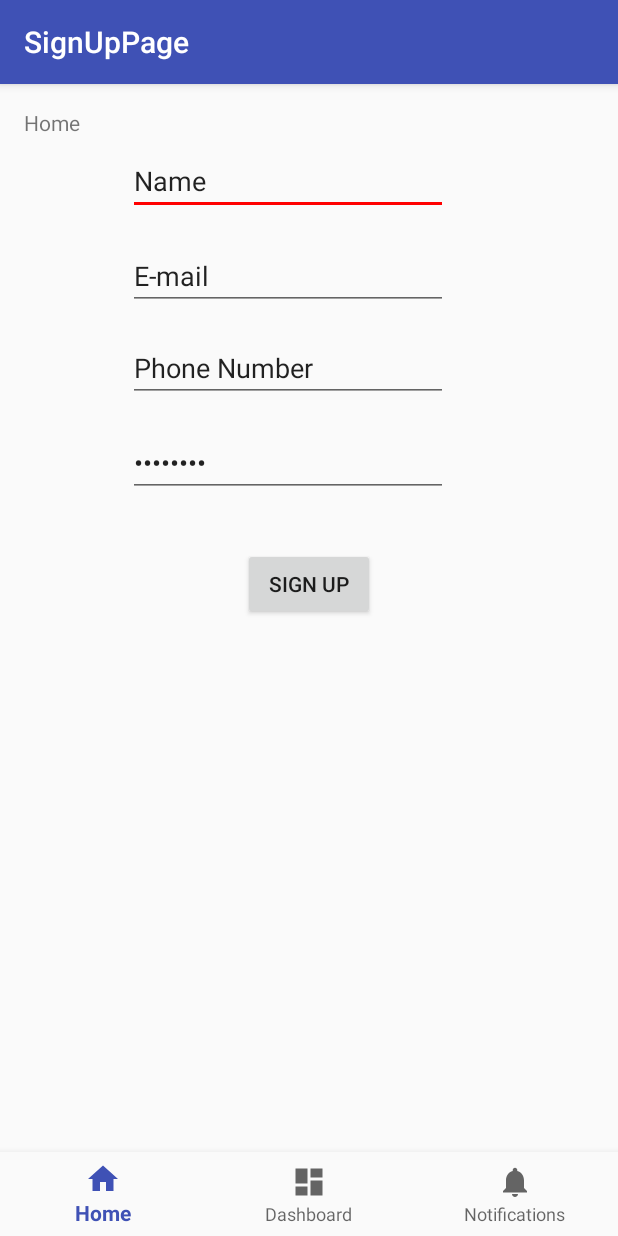
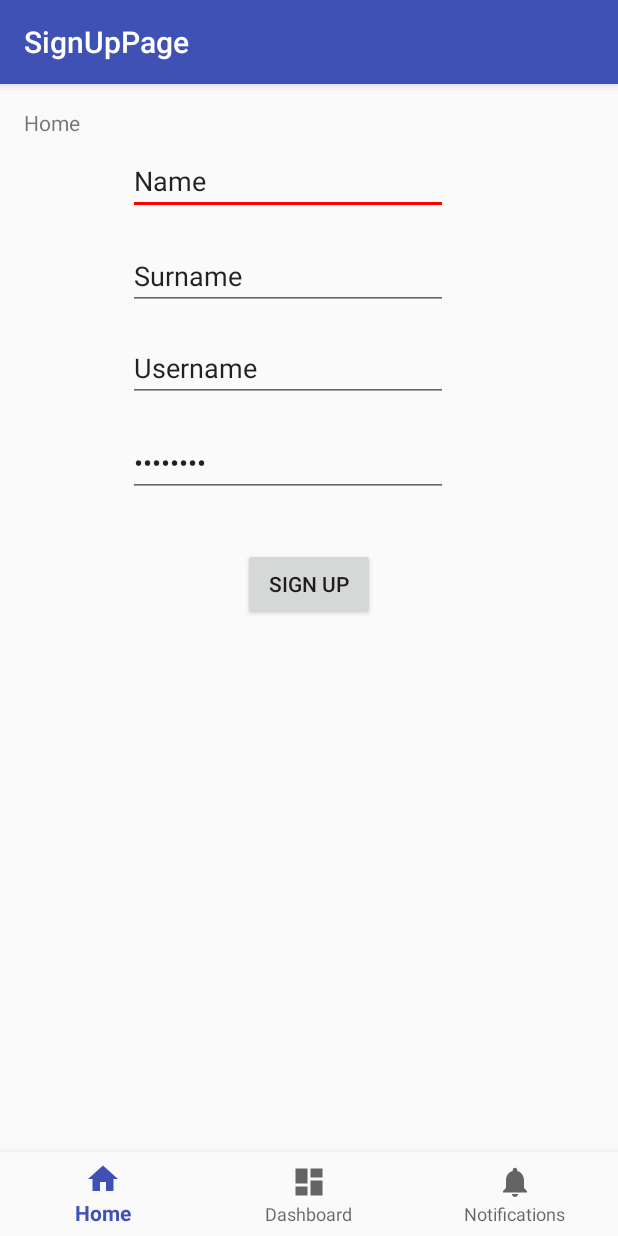
Before and after one commit to lukakralj/DragonHunt, an Android app: the SignUpPage screen opened directly, with no data from a screen before it, on a phone screen of 412 x 824 dp. Run offline under Robolectric (Android 15) with nearby library versions, the phone set to English and light mode, and no system bars.

Commit message:
Changed fields

```diff
--- a/app/src/main/res/layout/activity_login_page.xml
+++ b/app/src/main/res/layout/activity_login_page.xml
@@ -36,7 +36,7 @@
         android:layout_marginTop="28dp"
         android:ems="10"
         android:inputType="textEmailAddress"
-        android:text="E-mail"
+        android:text="Username"
         app:layout_constraintStart_toEndOf="@+id/message"
         app:layout_constraintTop_toBottomOf="@+id/message" />
 
--- a/app/src/main/res/layout/activity_sign_up_page.xml
+++ b/app/src/main/res/layout/activity_sign_up_page.xml
@@ -47,7 +47,7 @@
         android:layout_marginTop="18dp"
         android:ems="10"
         android:inputType="textEmailAddress"
-        android:text="E-mail"
+        android:text="Surname"
         app:layout_constraintStart_toStartOf="@+id/editText"
         app:layout_constraintTop_toBottomOf="@+id/editText" />
 
@@ -58,7 +58,7 @@
         android:layout_marginTop="16dp"
         android:ems="10"
         android:inputType="phone"
-        android:text="Phone Number"
+        android:text="Username"
         app:layout_constraintStart_toStartOf="@+id/editText2"
         app:layout_constraintTop_toBottomOf="@+id/editText2" />
 
```
